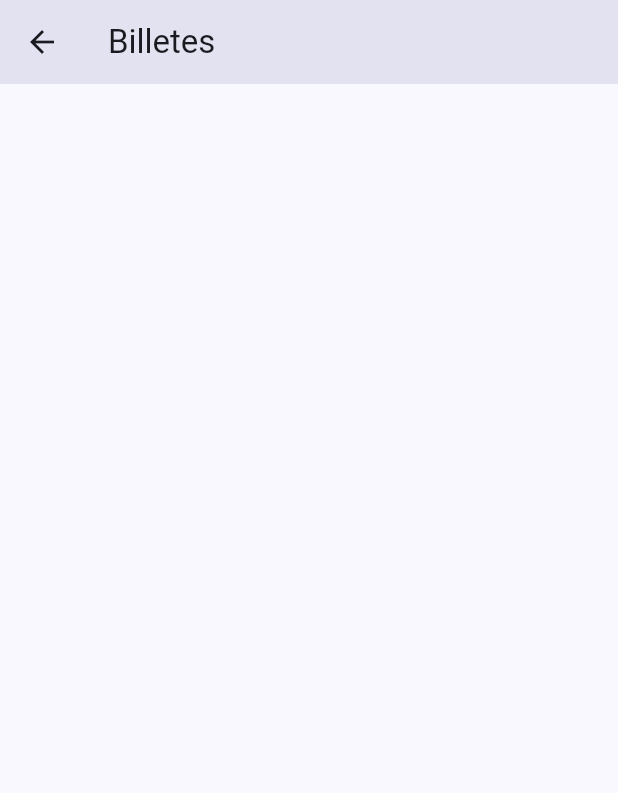
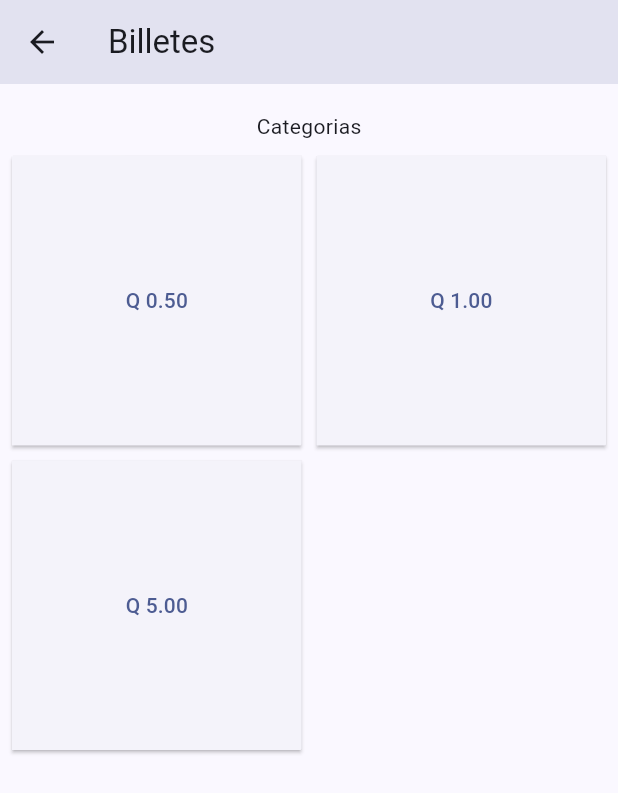
Before and after one commit to bmoisesg/munismatica, a Flutter app: the PageBillete screen opened directly, on a phone screen of 412 x 824 dp. Shown: the top 793 px of the screen. Run offline on Flutter 3.47's test engine with Material 3 defaults, Android fonts, the phone set to English and light mode, and no system bars.

Commit message:
pantalla para categorias y detalles

```diff
--- a/lib/src/screens/billete/billete.dart
+++ b/lib/src/screens/billete/billete.dart
@@ -1,4 +1,6 @@
 import 'package:flutter/material.dart';
+import 'package:mi_primera_numismatica/src/components/button.dart';
+import 'package:mi_primera_numismatica/src/screens/billete/lista.dart';
 
 class PageBillete extends StatefulWidget {
   const PageBillete({super.key});
@@ -8,6 +10,14 @@ class PageBillete extends StatefulWidget {
 }
 
 class _PageBilleteState extends State<PageBillete> {
+  Future<List> getData() async {
+    return [
+      "Q 0.50",
+      "Q 1.00",
+      "Q 5.00",
+    ];
+  }
+
   @override
   Widget build(BuildContext context) {
     return Scaffold(
@@ -15,6 +25,48 @@ class _PageBilleteState extends State<PageBillete> {
         title: const Text('Billetes'),
         elevation: 30,
       ),
+      body: Padding(
+        padding: const EdgeInsets.all(8.0),
+        child: Column(
+          children: [
+            const SizedBox(height: 10),
+            const Text('Categorias'),
+            const SizedBox(height: 10),
+            Expanded(
+              child: FutureBuilder<List>(
+                future: getData(),
+                builder: (context, snapshot) {
+                  if (snapshot.connectionState == ConnectionState.waiting) {
+                    return const Center(child: CircularProgressIndicator());
+                  } else if (snapshot.connectionState == ConnectionState.done) {
+                    return GridView.builder(
+                      gridDelegate: const SliverGridDelegateWithFixedCrossAxisCount(
+                        crossAxisCount: 2,
+                        mainAxisSpacing: 10,
+                        crossAxisSpacing: 10,
+                      ),
+                      itemCount: snapshot.data!.length,
+                      itemBuilder: (context, index) {
+                        return CustomButton(
+                          title: snapshot.data![index],
+                          fnt: () {
+                            Navigator.push(
+                              context,
+                              MaterialPageRoute(builder: (context) => PageBilleteLista(valor: snapshot.data![index])),
+                            );
+                          },
+                        );
+                      },
+                    );
+                  } else {
+                    return Container();
+                  }
+                },
+              ),
+            ),
+          ],
+        ),
+      ),
     );
   }
 }
--- a/lib/src/screens/home.dart
+++ b/lib/src/screens/home.dart
@@ -60,7 +60,7 @@ class _HomeState extends State<Home> {
               Expanded(
                 child: CustomButton(
                   title: 'Monedas',
-                  icon: Icon(Icons.monetization_on),
+                  icon: const Icon(Icons.monetization_on),
                   fnt: () {
                     Navigator.push(
                       context,
@@ -73,7 +73,7 @@ class _HomeState extends State<Home> {
               Expanded(
                 child: CustomButton(
                   title: 'Billetes',
-                  icon: Icon(Icons.payments),
+                  icon: const Icon(Icons.payments),
                   fnt: () {
                     Navigator.push(
                       context,
```
Also changed, not shown: lib/src/screens/billete/lista.dart (added, +51 -0 lines), lib/src/screens/moneda/lista.dart (added, +51 -0 lines), lib/src/screens/moneda/moneda.dart (+52 -0 lines).
